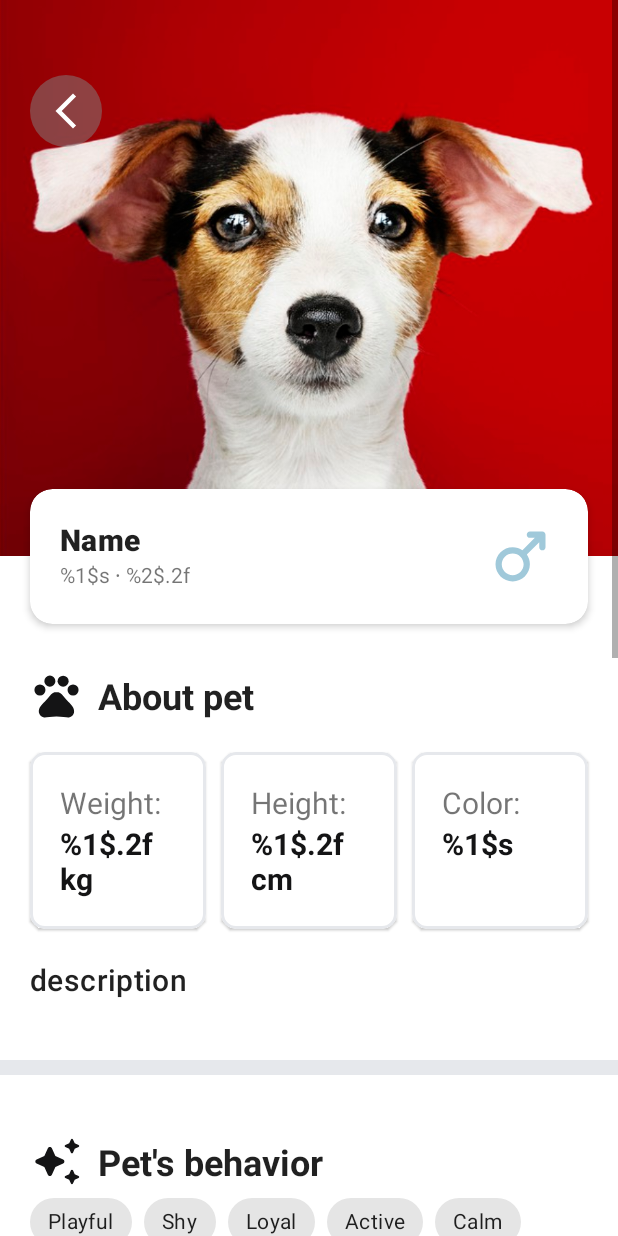
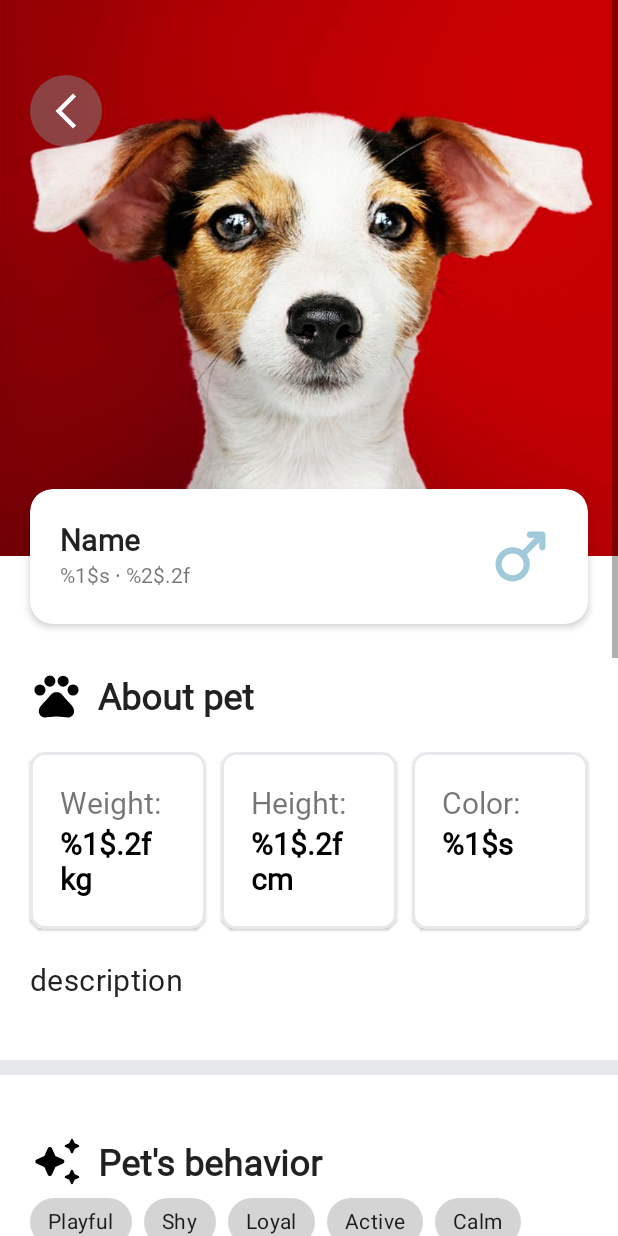
Before and after one commit to anhquoc2010/Android-Theory-Midterm, an Android app: the PetDetailActivity screen opened directly, with no data from a screen before it, on a phone screen of 412 x 824 dp. Run offline under Robolectric (Android 15) with nearby library versions, the phone set to English and light mode, and no system bars.

Commit message:
release .apk

```diff
--- a/app/src/main/AndroidManifest.xml
+++ b/app/src/main/AndroidManifest.xml
@@ -28,14 +28,16 @@
         </activity>
         <activity
             android:name=".view.SignupActivity"
-            android:exported="false">
+            android:exported="false"
+            android:windowSoftInputMode="adjustPan">
             <meta-data
                 android:name="android.app.lib_name"
                 android:value="" />
         </activity>
         <activity
             android:name=".view.LoginActivity"
-            android:exported="true">
+            android:exported="true"
+            android:windowSoftInputMode="adjustPan">
             <intent-filter>
                 <action android:name="android.intent.action.MAIN" />
 
--- a/app/src/main/res/drawable/bg_rounded_rectangle.xml
+++ b/app/src/main/res/drawable/bg_rounded_rectangle.xml
@@ -2,7 +2,7 @@
 <shape xmlns:android="http://schemas.android.com/apk/res/android"
     android:shape="rectangle">
 
-    <solid android:color="?attr/colorSurface" />
+    <solid android:color="?attr/colorOnPrimary" />
 
     <corners android:radius="20dp" />
 
--- a/app/src/main/res/drawable/rect_cursed.xml
+++ b/app/src/main/res/drawable/rect_cursed.xml
@@ -3,7 +3,7 @@
 
     <stroke android:width="1.5dp" android:color="@color/gray_border" />
 
-    <solid android:color="@color/white" />
+    <solid android:color="?attr/colorOnPrimary" />
 
     <corners
         android:radius="250dp" />
--- a/app/src/main/res/layout/activity_main.xml
+++ b/app/src/main/res/layout/activity_main.xml
@@ -4,7 +4,7 @@
     xmlns:tools="http://schemas.android.com/tools"
     android:layout_width="match_parent"
     android:layout_height="match_parent"
-    android:background="@color/gray"
+    android:background="?attr/colorSurface"
     tools:context=".MainActivity">
 
     <androidx.constraintlayout.widget.ConstraintLayout
@@ -23,6 +23,7 @@
                 style="@style/Widget.MaterialComponents.Toolbar.Surface"
                 android:layout_width="match_parent"
                 android:layout_height="?attr/actionBarSize"
+                android:backgroundTint="?attr/colorOnPrimary"
                 app:logoScaleType="centerCrop"
                 app:navigationIcon="@drawable/ic_baseline_arrow_back_24"
                 app:title="Pets List"
--- a/app/src/main/res/layout/activity_pet_detail.xml
+++ b/app/src/main/res/layout/activity_pet_detail.xml
@@ -98,7 +98,7 @@
             android:src="@drawable/ic_baseline_pets_24"
             app:layout_constraintStart_toStartOf="@id/cv_pet_info"
             app:layout_constraintTop_toBottomOf="@id/cv_pet_info"
-            app:tint="@color/black" />
+            app:tint="?attr/colorOnSurface" />
 
         <TextView
             android:id="@+id/tv_about_pet"
@@ -116,6 +116,7 @@
             android:id="@+id/cv_pet_weight"
             android:layout_width="0dp"
             android:layout_height="0dp"
+            android:backgroundTint="?attr/colorOnPrimary"
             app:cardCornerRadius="10dp"
             app:layout_constraintBottom_toBottomOf="@id/cv_pet_height"
             app:layout_constraintEnd_toStartOf="@id/cv_pet_height"
@@ -141,7 +142,7 @@
                     android:layout_width="wrap_content"
                     android:layout_height="wrap_content"
                     android:text="@string/weight_value"
-                    android:textColor="@color/black"
+                    android:textColor="?attr/colorOnSurface"
                     android:textSize="20sp"
                     android:textStyle="bold" />
             </LinearLayout>
@@ -153,6 +154,7 @@
             android:layout_height="wrap_content"
             android:layout_marginHorizontal="10dp"
             android:layout_marginVertical="20dp"
+            android:backgroundTint="?attr/colorOnPrimary"
             app:cardCornerRadius="10dp"
             app:layout_constraintBottom_toTopOf="@id/tv_pet_description"
             app:layout_constraintEnd_toStartOf="@id/cv_pet_color"
@@ -178,7 +180,7 @@
                     android:layout_width="wrap_content"
                     android:layout_height="wrap_content"
                     android:text="@string/height_value"
-                    android:textColor="@color/black"
+                    android:textColor="?attr/colorOnSurface"
                     android:textSize="20sp"
                     android:textStyle="bold" />
             </LinearLayout>
@@ -188,6 +190,7 @@
             android:id="@+id/cv_pet_color"
             android:layout_width="0dp"
             android:layout_height="0dp"
+            android:backgroundTint="?attr/colorOnPrimary"
             app:cardCornerRadius="10dp"
             app:layout_constraintBottom_toBottomOf="@id/cv_pet_height"
             app:layout_constraintEnd_toEndOf="@id/cv_pet_info"
@@ -213,7 +216,7 @@
                     android:layout_width="wrap_content"
                     android:layout_height="wrap_content"
                     android:text="@string/color_value"
-                    android:textColor="@color/black"
+                    android:textColor="?attr/colorOnSurface"
                     android:textSize="20sp"
                     android:textStyle="bold" />
             </LinearLayout>
@@ -221,11 +224,12 @@
 
         <TextView
             android:id="@+id/tv_pet_description"
-            android:layout_width="wrap_content"
+            android:layout_width="0dp"
             android:layout_height="wrap_content"
             android:layout_marginTop="20dp"
             android:text="@string/description"
             android:textAppearance="?attr/textAppearanceHeadline6"
+            app:layout_constraintEnd_toEndOf="@id/cv_pet_info"
             app:layout_constraintStart_toStartOf="@id/cv_pet_info"
             app:layout_constraintTop_toBottomOf="@id/cv_pet_height" />
 
@@ -247,7 +251,7 @@
             android:src="@drawable/ic_round_auto_awesome_24"
             app:layout_constraintStart_toStartOf="@id/cv_pet_info"
             app:layout_constraintTop_toBottomOf="@id/v_line_about"
-            app:tint="@color/black" />
+            app:tint="?attr/colorOnSurface" />
 
         <TextView
             android:id="@+id/tv_pet_behavior"
@@ -267,7 +271,7 @@
             android:layout_height="wrap_content"
             app:layout_constraintEnd_toEndOf="@id/cv_pet_info"
             app:layout_constraintStart_toStartOf="@id/cv_pet_info"
-            app:layout_constraintTop_toBottomOf="@id/tv_pet_behavior"></com.google.android.material.chip.ChipGroup>
+            app:layout_constraintTop_toBottomOf="@id/tv_pet_behavior" />
 
         <View
             android:id="@+id/v_line_behavior"
@@ -287,7 +291,7 @@
             android:src="@drawable/ic_round_image_24"
             app:layout_constraintStart_toStartOf="@id/cv_pet_info"
             app:layout_constraintTop_toBottomOf="@id/v_line_behavior"
-            app:tint="@color/black" />
+            app:tint="?attr/colorOnSurface" />
 
         <TextView
             android:id="@+id/tv_pet_gallery"
--- a/app/src/main/res/layout/fragment_pets_list.xml
+++ b/app/src/main/res/layout/fragment_pets_list.xml
@@ -30,6 +30,7 @@
             android:background="@drawable/rect_cursed"
             android:indeterminateTint="?attr/colorPrimary"
             android:visibility="visible"
+            android:foregroundGravity="center"
             app:layout_constraintBottom_toBottomOf="parent"
             app:layout_constraintEnd_toEndOf="parent"
             app:layout_constraintStart_toStartOf="parent"
--- a/app/src/main/res/layout/layout_pet.xml
+++ b/app/src/main/res/layout/layout_pet.xml
@@ -5,8 +5,7 @@
     android:id="@+id/single_pet_layout"
     android:layout_width="match_parent"
     android:layout_height="wrap_content"
-    android:layout_marginTop="15dp"
-    android:background="@color/gray">
+    android:layout_marginTop="15dp">
 
     <androidx.constraintlayout.widget.ConstraintLayout
         android:layout_width="match_parent"
@@ -87,6 +86,7 @@
             android:layout_height="wrap_content"
             android:background="@drawable/bg_rounded_gray_rectangle"
             android:paddingHorizontal="10dp"
+            android:textColor="@color/black"
             android:paddingVertical="7dp"
             android:text="@string/item_1"
             android:textSize="21sp"
--- a/app/src/main/res/values-night/themes.xml
+++ b/app/src/main/res/values-night/themes.xml
@@ -4,14 +4,15 @@
         <!-- Primary brand color. -->
         <item name="colorPrimary">@color/green_light</item>
         <item name="colorPrimaryVariant">@color/green_bottom_menu</item>
-        <item name="colorOnPrimary">@color/black</item>
+        <item name="colorOnPrimary">@color/light_black</item>
         <!-- Secondary brand color. -->
         <item name="colorSecondary">@color/green_light</item>
         <item name="colorSecondaryVariant">@color/green_bottom_menu</item>
-        <item name="colorOnSecondary">@color/black</item>
+        <item name="colorOnSecondary">@color/white</item>
         <!-- Status bar color. -->
         <item name="android:statusBarColor">@android:color/transparent</item>
         <!-- Customize your theme here. -->
+        <item name="colorSurface">@color/black</item>
         <item name="bottomNavigationStyle">@style/Widget.App.BottomNavigationView</item>
 
         <item name="android:fontFamily">@font/inter</item>
--- a/app/src/main/res/values/colors.xml
+++ b/app/src/main/res/values/colors.xml
@@ -11,7 +11,7 @@
     <color name="green_light">#26CC90</color>
     <color name="gray">#EDEDED</color>
     <color name="gray_dark">#EDEDED</color>
-
+    <color name="light_black">#2F2F30</color>
     <color name="blue">#314FBD</color>
     <color name="gray_border">#E6E8EC</color>
 </resources>
--- a/app/src/main/res/values/themes.xml
+++ b/app/src/main/res/values/themes.xml
@@ -8,11 +8,14 @@
         <!-- Secondary brand color. -->
         <item name="colorSecondary">@color/green_bottom_menu</item>
         <item name="colorSecondaryVariant">@color/green_light</item>
-        <item name="colorOnSecondary">@color/white</item>
+        <item name="colorOnSecondary">@color/black</item>
         <!-- Status bar color. -->
         <item name="android:statusBarColor">@android:color/transparent</item>
         <!-- Customize your theme here. -->
+        <item name="colorSurface">@color/gray</item>
         <item name="bottomNavigationStyle">@style/Widget.App.BottomNavigationView</item>
+
+        <item name="android:fontFamily">@font/inter</item>
     </style>
 
     <style name="Widget.App.BottomNavigationView" parent="Widget.MaterialComponents.BottomNavigationView.Colored">
```
Also changed, not shown: app/src/main/res/layout/activity_login.xml (+4 -5 lines), app/src/main/res/layout/activity_signup.xml (+5 -5 lines), app/src/main/res/layout/fragment_profile.xml (+10 -9 lines).
